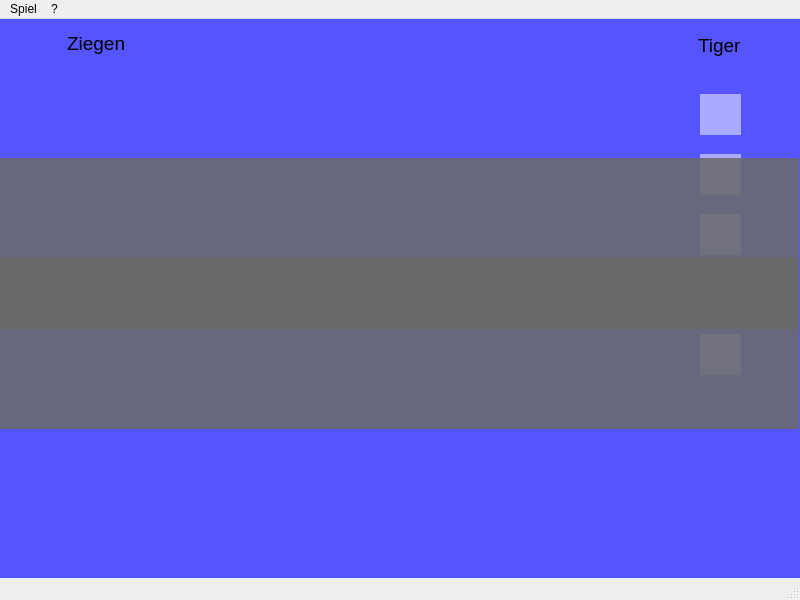
This is BaghChal/BaghChal/BaghChal.ui in kaushaldeo/bagh-chal as Qt 5 draws it before an edit. The edited form follows.
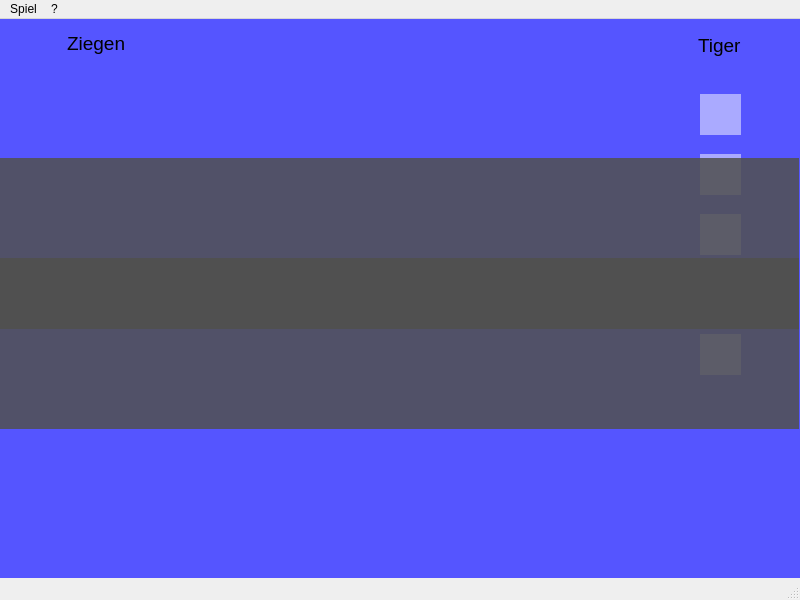
This is the edited form. Icons and pictures are not drawn. Custom widgets are drawn as their Qt base class.

Patch:
```diff
--- a/BaghChal/BaghChal/BaghChal.ui
+++ b/BaghChal/BaghChal/BaghChal.ui
@@ -1454,10 +1454,19 @@
        <height>271</height>
       </rect>
      </property>
+     <property name="cursor">
+      <cursorShape>PointingHandCursor</cursorShape>
+     </property>
+     <property name="autoFillBackground">
+      <bool>false</bool>
+     </property>
      <property name="styleSheet">
       <string notr="true">#turnMsgBox {
-	background-color: rgb(105, 105, 105, 220);
-}</string>
+	
+	color: rgba(80, 80, 80, 220);
+	background-color: rgb(80, 80, 80, 220);
+}
+</string>
      </property>
      <widget class="QLabel" name="turnMsg">
       <property name="geometry">
@@ -1477,7 +1486,7 @@
        </font>
       </property>
       <property name="styleSheet">
-       <string notr="true">background-color: rgb(105, 105, 105);</string>
+       <string notr="true">background-color: rgb(80, 80, 80);</string>
       </property>
       <property name="text">
        <string/>
@@ -1608,6 +1617,12 @@
    <header location="global">src/gui/boxWidget.h</header>
    <container>1</container>
   </customwidget>
+  <customwidget>
+   <class>TurnMsgBox</class>
+   <extends>QWidget</extends>
+   <header location="global">src/gui/turnMsgBox.h</header>
+   <container>1</container>
+  </customwidget>
  </customwidgets>
  <resources>
   <include location="FileContainer.qrc"/>
```
Left out of the diff: 2 changed lines with no effect on the pictures.
